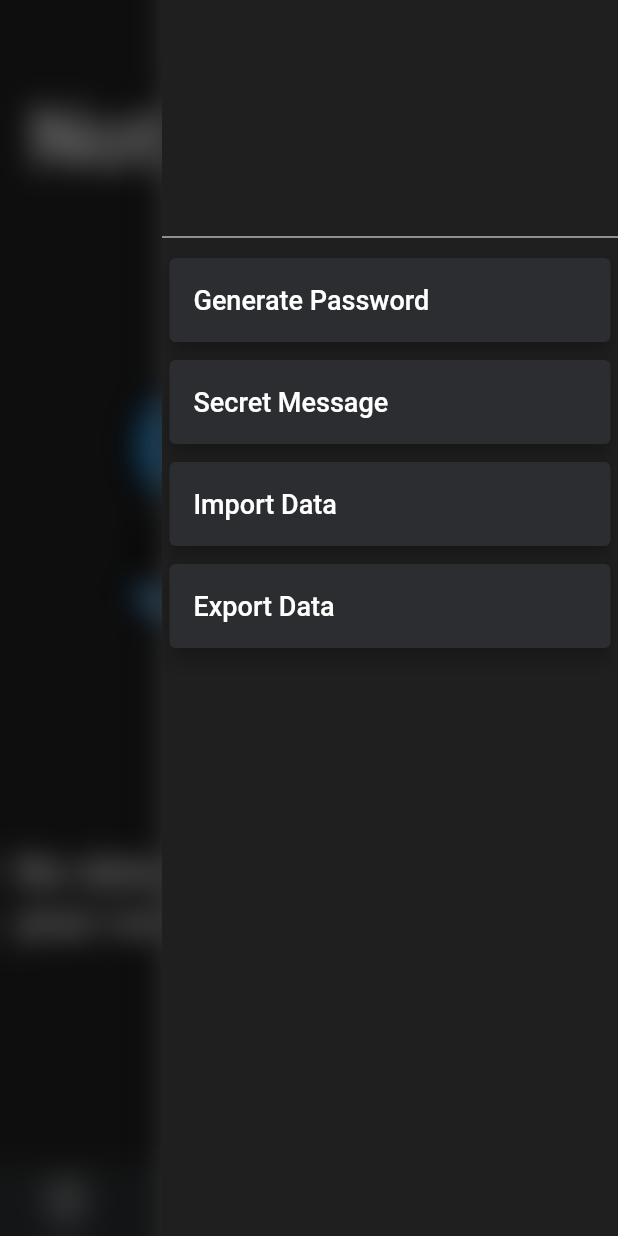
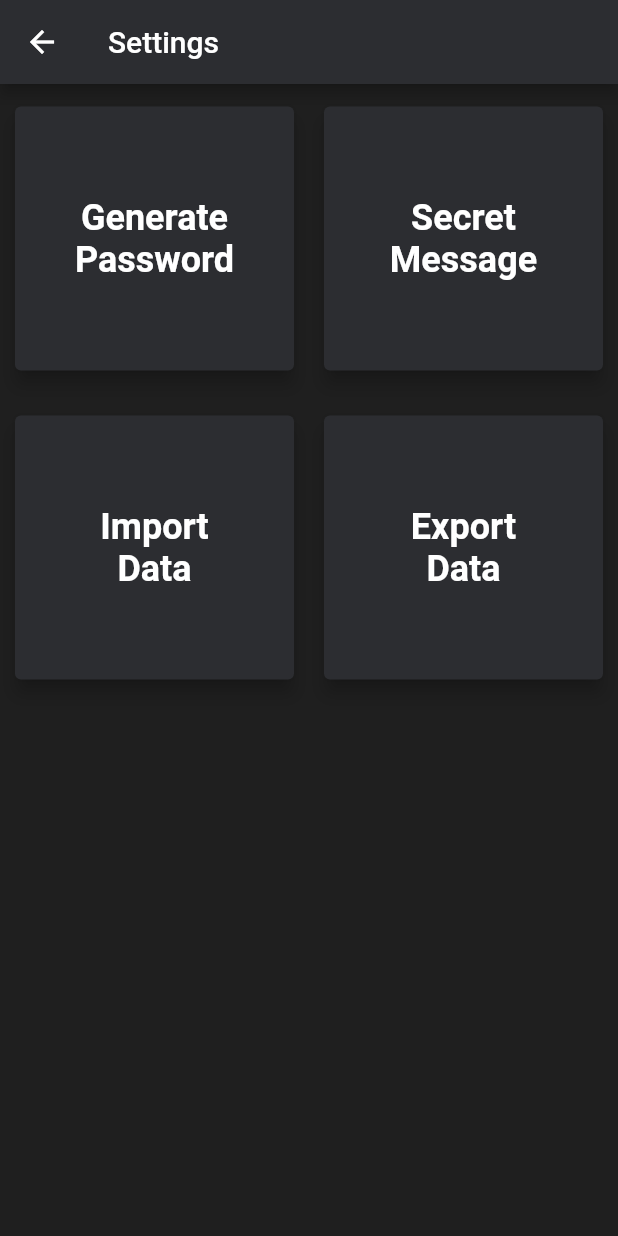
Before and after one commit to vrajbhatt27/PasswordManager_Generator, a Flutter app: the HomePage screen opened by its route, after a tap on the "notes" icon, after a tap on the "settings" icon, on a phone screen of 412 x 824 dp. Run offline on Flutter 3.47's test engine with Material 2 defaults, Android fonts, the phone set to English and light mode, and no system bars; our stand-ins replace flutter_speed_dial, fluttertoast, hive, math_expressions, permission_handler; missing offline and left inert: clipboard, encrypt; accounts and stored records are empty.

Commit message:
Drawer removed. Added Settings page that contains the drawer content

```diff
--- a/lib/main.dart
+++ b/lib/main.dart
@@ -8,6 +8,7 @@ import 'package:path_provider/path_provider.dart';
 import 'package:provider/provider.dart';
 import 'package:test_app/models/passwordGenerator.dart';
 import 'package:test_app/providers/credentials.dart';
+import 'package:test_app/view/settingsPage.dart';
 import './view/other/styles.dart';
 import './view/HomePage.dart';
 import './models/Security.dart';
@@ -32,6 +33,7 @@ class MyApp extends StatelessWidget {
         home: Calculator(),
         routes: {
           HomePage.routeName: (ctx) => HomePage(),
+					SettingsPage.routeName: (ctx) => SettingsPage(),
         },
       ),
     );
--- a/lib/view/HomePage.dart
+++ b/lib/view/HomePage.dart
@@ -1,8 +1,9 @@
 import 'dart:ui';
 import 'package:flutter/material.dart';
+import 'package:flutter_speed_dial/flutter_speed_dial.dart';
 import 'package:provider/provider.dart';
 import 'package:test_app/providers/credentials.dart';
-import './widgets/drawer.dart';
+import 'package:test_app/view/settingsPage.dart';
 import './other/styles.dart';
 import './widgets/NewData.dart';
 import './widgets/ShowData.dart';
@@ -92,7 +93,8 @@ class _HomePageState extends State<HomePage> {
 
   @override
   Widget build(BuildContext context) {
-    bool noDataInFile = Provider.of<Credential>(context).data.isEmpty;
+    bool noDataInFile =
+        _notesSelected ? true : Provider.of<Credential>(context).data.isEmpty;
     _height = MediaQuery.of(context).size.height;
     return Scaffold(
       key: globalKey,
@@ -119,10 +121,10 @@ class _HomePageState extends State<HomePage> {
               margin: EdgeInsets.symmetric(horizontal: 20),
               child: IconButton(
                 onPressed: () {
-									setState(() {
+                  setState(() {
                     _notesSelected = true;
                   });
-								},
+                },
                 icon: Icon(
                   Icons.notes,
                   size: 30,
@@ -133,7 +135,8 @@ class _HomePageState extends State<HomePage> {
               margin: EdgeInsets.symmetric(horizontal: 20),
               child: IconButton(
                 onPressed: () {
-                  globalKey.currentState.openEndDrawer();
+                  // globalKey.currentState.openEndDrawer();
+                  Navigator.of(context).pushNamed(SettingsPage.routeName);
                 },
                 icon: Icon(
                   Icons.settings,
@@ -145,19 +148,8 @@ class _HomePageState extends State<HomePage> {
         ),
         shape: CircularNotchedRectangle(),
         color: AppColors.bgtColor,
-        notchMargin: 5,
+        notchMargin: 8,
         elevation: 5,
-      ),
-      endDrawer: Drawer(
-        //Opens the drawer for direct password access.
-        child: BackdropFilter(
-          child: MyDrawer(),
-          filter: ImageFilter.blur(
-            sigmaX: 10,
-            sigmaY: 10,
-          ),
-        ),
-        elevation: 30,
       ),
       backgroundColor: AppColors.backgroundColor,
       body: RefreshIndicator(
@@ -205,14 +197,37 @@ class _HomePageState extends State<HomePage> {
         ),
       ),
       floatingActionButtonLocation: FloatingActionButtonLocation.endDocked,
-      floatingActionButton: FloatingActionButton(
+      floatingActionButton: SpeedDial(
+        icon: Icons.add,
+        iconTheme: IconThemeData(color: Colors.white, size: 40),
         backgroundColor: AppColors.bgtColor,
-        child: Icon(
-          Icons.add,
-          color: Colors.white,
-          size: 40,
-        ),
-        onPressed: () => _addNewData(context),
+        spaceBetweenChildren: 10,
+        children: [
+          SpeedDialChild(
+            child: Icon(
+              Icons.privacy_tip_outlined,
+              color: Colors.black,
+            ),
+            backgroundColor: Colors.white,
+            label: 'Credential',
+            labelStyle:
+                TextStyle(fontWeight: FontWeight.bold, color: Colors.black),
+            labelBackgroundColor: Colors.white,
+            onTap: () => _addNewData(context),
+          ),
+          SpeedDialChild(
+            child: Icon(
+              Icons.notes,
+              color: Colors.black,
+            ),
+            backgroundColor: Colors.white,
+            label: 'Notes',
+            labelStyle:
+                TextStyle(fontWeight: FontWeight.bold, color: Colors.black),
+            labelBackgroundColor: Colors.white,
+            onTap: () {},
+          ),
+        ],
       ),
     );
   }
--- a/lib/view/widgets/drawer.dart
+++ b/lib/view/settingsPage.dart
@@ -11,8 +11,10 @@ import 'package:test_app/view/other/styles.dart';
 import 'package:test_app/view/widgets/generatePwdCard.dart';
 import 'package:test_app/view/widgets/secMsgCard.dart';
 
-class MyDrawer extends StatelessWidget {
-  void _openGeneratePwd({context}) {
+class SettingsPage extends StatelessWidget {
+  static const routeName = '/settings';
+
+  void _openGeneratePwd({BuildContext context}) {
     Navigator.of(context).push(
       // It opens the popUpcard with animation.
       HeroDialogRoute(
@@ -26,7 +28,7 @@ class MyDrawer extends StatelessWidget {
     );
   }
 
-  void _openSecretMsg({context}) {
+  void _openSecretMsg({BuildContext context}) {
     Navigator.of(context).push(
       // It opens the popUpcard with animation.
       HeroDialogRoute(
@@ -44,7 +46,7 @@ class MyDrawer extends StatelessWidget {
     await HiveHandler.restoreData();
     await Provider.of<Credential>(context, listen: false).fetchAndSetData();
     Utils.dispToast("Data Imported Successfully");
-    Navigator.of(context).pop();
+    // Navigator.of(context).pop();
   }
 
   void _exportData({BuildContext context}) async {
@@ -60,46 +62,49 @@ class MyDrawer extends StatelessWidget {
 
   @override
   Widget build(BuildContext context) {
-    return Container(
-      color: AppColors.backgroundColor,
-      child: ListView(
+    return Scaffold(
+      backgroundColor: AppColors.backgroundColor,
+      appBar: AppBar(
+        backgroundColor: AppColors.bgtColor,
+        title: Text('Settings'),
+      ),
+      body: GridView.count(
+        crossAxisCount: 2,
         children: [
-          SizedBox(
-            height: 150,
-          ),
-          Divider(
-            color: Colors.white,
-          ),
-          DrawerCard('Generate Password', _openGeneratePwd),
-          DrawerCard('Secret Message', _openSecretMsg),
-          DrawerCard('Import Data', _importData),
-          DrawerCard('Export Data', _exportData),
+          GridCard('Generate\nPassword', _openGeneratePwd),
+          GridCard('Secret\nMessage', _openSecretMsg),
+          GridCard('Import\nData', _importData),
+          GridCard('Export\nData', _exportData),
         ],
       ),
     );
   }
 }
 
-class DrawerCard extends StatelessWidget {
-  final String _title;
+class GridCard extends StatelessWidget {
+  final _title;
   final Function _action;
-  final bool noContext;
-  DrawerCard(this._title, this._action, {this.noContext = false});
+  GridCard(this._title, this._action);
 
   @override
   Widget build(BuildContext context) {
     return Card(
       elevation: 5,
       color: AppColors.bgtColor,
-      margin: EdgeInsets.symmetric(vertical: 6, horizontal: 5),
-      child: ListTile(
-        title: Text(
+      margin: EdgeInsets.symmetric(vertical: 15, horizontal: 10),
+      child: InkWell(
+				child: Center(
+					child: Text(
 						_title,
 						style: TextStyle(
-            fontSize: 18,
+							fontSize: 24,
+							fontWeight: FontWeight.bold,
+						),
+						textAlign: TextAlign.center,
 					),
 				),
-        onTap: noContext ? _action : () => _action(context: context),
+
+				onTap: () => _action(context: context),
 			),
     );
   }
--- a/pubspec.yaml
+++ b/pubspec.yaml
@@ -31,6 +31,7 @@ dependencies:
   provider: ^6.0.1
   hive: ^2.0.5
   permission_handler: ^8.1.2
+  flutter_speed_dial: ^5.0.0+1
 
   # The following adds the Cupertino Icons font to your application.
   # Use with the CupertinoIcons class for iOS style icons.
```
Also changed, not shown: pubspec.lock. Lines whose indentation alone changed are shown as unchanged.
